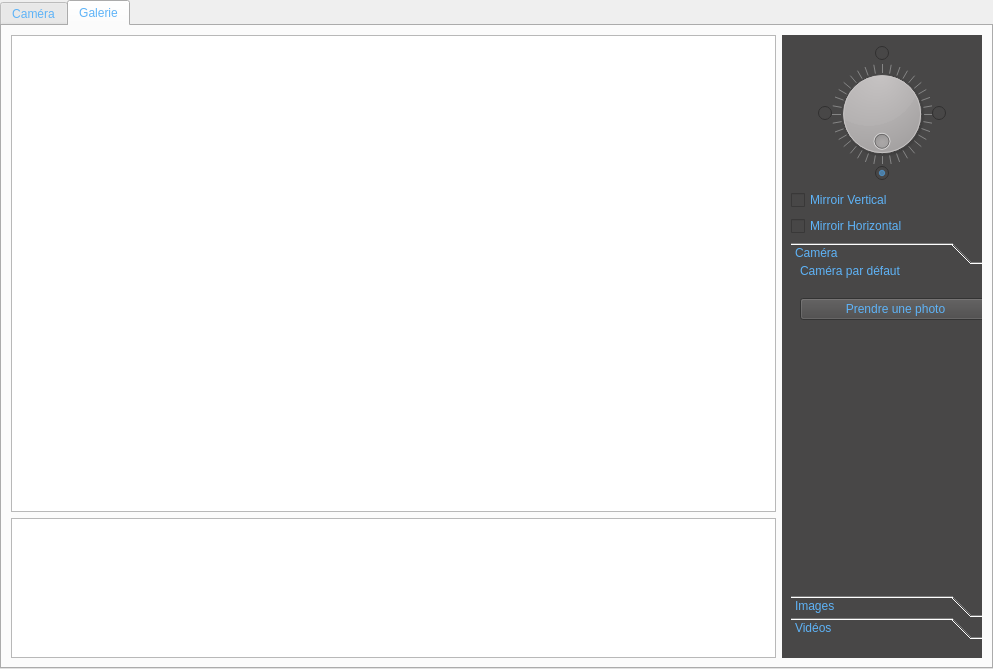
jlfrucot/vizualizator, file vizualizator/vizualizatorwidget.ui: the form before one commit.
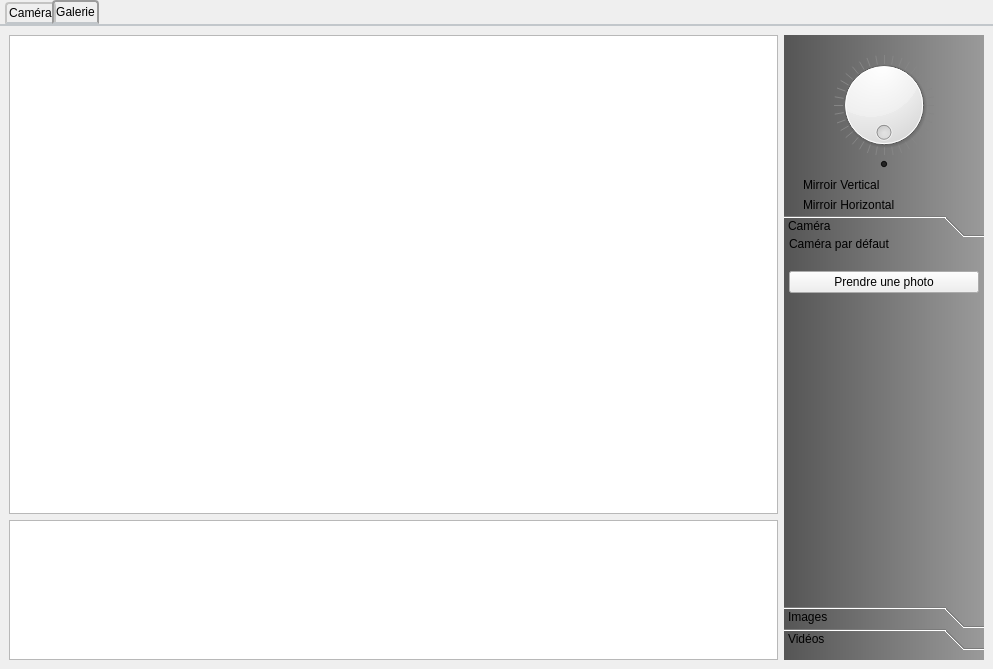
The form after the commit. Custom widgets are drawn as their Qt base class.

Commit message: Un peu de couleur avec style sheet

What changed in the file:
```diff
--- a/vizualizator/vizualizatorwidget.ui
+++ b/vizualizator/vizualizatorwidget.ui
@@ -49,7 +49,61 @@
      <item>
       <widget class="QTabWidget" name="tabWidget">
        <property name="styleSheet">
-        <string notr="true">color: rgb(94, 179, 247);</string>
+        <string notr="true">QTabWidget::pane { /* The tab widget frame */
+    border-top: 2px solid #C2C7CB;
+}
+
+QTabWidget::tab-bar {
+    left: 5px; /* move to the right by 5px */
+}
+
+/* Style the tab using the tab sub-control. Note that
+    it reads QTabBar _not_ QTabWidget */
+QTabBar::tab {
+    background: qlineargradient(x1: 0, y1: 0, x2: 0, y2: 1,
+                                stop: 0 #E1E1E1, stop: 0.4 #DDDDDD,
+                                stop: 0.5 #D8D8D8, stop: 1.0 #D3D3D3);
+    border: 2px solid #C4C4C3;
+    border-bottom-color: #C2C7CB; /* same as the pane color */
+    border-top-left-radius: 4px;
+    border-top-right-radius: 4px;
+    min-width: 8ex;
+    padding: 2px;
+}
+
+QTabBar::tab:selected, QTabBar::tab:hover {
+    background: qlineargradient(x1: 0, y1: 0, x2: 0, y2: 1,
+                                stop: 0 #fafafa, stop: 0.4 #f4f4f4,
+                                stop: 0.5 #e7e7e7, stop: 1.0 #fafafa);
+}
+
+QTabBar::tab:selected {
+    border-color: #9B9B9B;
+    border-bottom-color: #C2C7CB; /* same as pane color */
+}
+
+QTabBar::tab:!selected {
+    margin-top: 2px; /* make non-selected tabs look smaller */
+}
+
+/* make use of negative margins for overlapping tabs */
+QTabBar::tab:selected {
+    /* expand/overlap to the left and right by 4px */
+    margin-left: -4px;
+    margin-right: -4px;
+}
+
+QTabBar::tab:first:selected {
+    margin-left: 0; /* the first selected tab has nothing to overlap with on the left */
+}
+
+QTabBar::tab:last:selected {
+    margin-right: 0; /* the last selected tab has nothing to overlap with on the right */
+}
+
+QTabBar::tab:only-one {
+    margin: 0; /* if there is only one tab, we don't want overlapping margins */
+}</string>
        </property>
        <property name="tabPosition">
         <enum>QTabWidget::North</enum>
@@ -172,10 +226,32 @@
             </size>
            </property>
            <property name="styleSheet">
-            <string notr="true">background-color: rgb(72, 71, 71);
-color: rgb(94, 179, 247);</string>
+            <string notr="true">.QWidget, .QToolBox{
+color: rgb(94, 179, 247);
+background-color: qlineargradient(spread:pad, x1:0, y1:0.523, x2:1, y2:0.523045, stop:0.0116279 rgba(86, 86, 86, 255), stop:1 rgba(154, 154, 154, 255));
+}
+
+QRadioButton{
+	background-color: rgba(0, 0, 0, 0);
+}
+</string>
            </property>
            <layout class="QHBoxLayout" name="horizontalLayout_2">
+            <property name="spacing">
+             <number>0</number>
+            </property>
+            <property name="leftMargin">
+             <number>0</number>
+            </property>
+            <property name="topMargin">
+             <number>0</number>
+            </property>
+            <property name="rightMargin">
+             <number>0</number>
+            </property>
+            <property name="bottomMargin">
+             <number>0</number>
+            </property>
             <item>
              <layout class="QVBoxLayout" name="verticalLayout_5">
               <property name="bottomMargin">
@@ -227,6 +303,9 @@
                   <property name="singleStep">
                    <number>5</number>
                   </property>
+                  <property name="invertedAppearance">
+                   <bool>false</bool>
+                  </property>
                   <property name="wrapping">
                    <bool>true</bool>
                   </property>
@@ -361,6 +440,9 @@
               </item>
               <item>
                <widget class="QCheckBox" name="btnYaxisMirror">
+                <property name="styleSheet">
+                 <string notr="true">background-color: rgba(255, 255, 255, 0);</string>
+                </property>
                 <property name="text">
                  <string>Mirroir Vertical</string>
                 </property>
@@ -371,6 +453,9 @@
               </item>
               <item>
                <widget class="QCheckBox" name="btnXaxisMirror">
+                <property name="styleSheet">
+                 <string notr="true">background-color: rgba(255, 255, 255, 0);</string>
+                </property>
                 <property name="text">
                  <string>Mirroir Horizontal</string>
                 </property>
@@ -391,8 +476,7 @@
                  </size>
                 </property>
                 <property name="styleSheet">
-                 <string notr="true">background-color: rgb(72, 71, 71);
-color: rgb(94, 179, 247);</string>
+                 <string notr="true"/>
                 </property>
                 <property name="currentIndex">
                  <number>0</number>
@@ -406,7 +490,7 @@
                    <x>0</x>
                    <y>0</y>
                    <width>200</width>
-                   <height>302</height>
+                   <height>324</height>
                   </rect>
                  </property>
                  <attribute name="label">
@@ -417,7 +501,7 @@
                    <number>0</number>
                   </property>
                   <property name="leftMargin">
-                   <number>9</number>
+                   <number>5</number>
                   </property>
                   <property name="topMargin">
                    <number>0</number>
@@ -430,6 +514,9 @@
                   </property>
                   <item>
                    <layout class="QVBoxLayout" name="verticalLayout_2">
+                    <property name="rightMargin">
+                     <number>5</number>
+                    </property>
                     <item>
                      <widget class="QLabel" name="lbCameraName">
                       <property name="text">
@@ -458,6 +545,9 @@
                     </item>
                     <item>
                      <widget class="QPushButton" name="btnTakePicture">
+                      <property name="styleSheet">
+                       <string notr="true"/>
+                      </property>
                       <property name="text">
                        <string>Prendre une photo</string>
                       </property>
```
Left out of the diff: 5 changed lines with no effect on the pictures. The commit also changes 3 other files.
